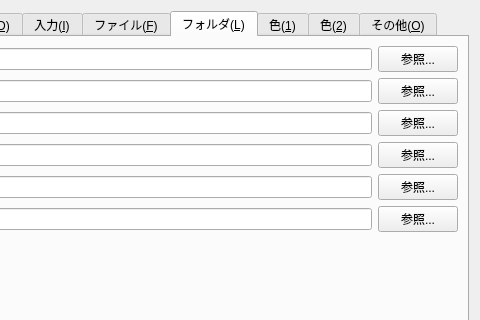
Qt form src/Qt/configdialog.ui (eighttails/PC6001VX) before a commit; both pictures show x 206 to 686 and y 0 to 320 of the 686 by 443 pixel window.
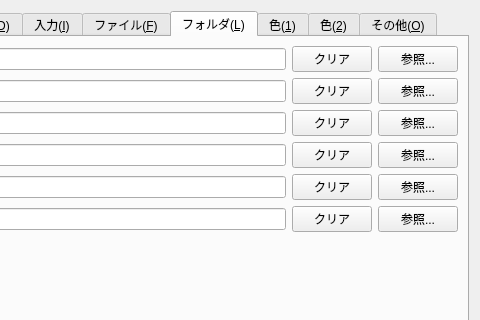
The same form after that commit. The open tabs and pages were chosen to show the change. Custom widgets are drawn as their Qt base class.

Commit message: フォルダ選択設定にクリアボタンを追加

What changed in the file:
```diff
--- a/src/Qt/configdialog.ui
+++ b/src/Qt/configdialog.ui
@@ -947,6 +947,13 @@
        <string>フォルダ(&amp;L)</string>
       </attribute>
       <layout class="QGridLayout" name="gridLayout_12">
+       <item row="4" column="3">
+        <widget class="QPushButton" name="pushButtonRefFolderExtRom">
+         <property name="text">
+          <string>参照...</string>
+         </property>
+        </widget>
+       </item>
        <item row="0" column="0">
         <widget class="QLabel" name="label_50">
          <property name="text">
@@ -960,7 +967,7 @@
        <item row="0" column="1">
         <widget class="QLineEdit" name="lineEditFolderRom"/>
        </item>
-       <item row="0" column="2">
+       <item row="0" column="3">
         <widget class="QPushButton" name="pushButtonRefFolderRom">
          <property name="text">
           <string>参照...</string>
@@ -983,7 +990,7 @@
        <item row="2" column="1">
         <widget class="QLineEdit" name="lineEditFolderDisk"/>
        </item>
-       <item row="1" column="2">
+       <item row="1" column="3">
         <widget class="QPushButton" name="pushButtonRefFolderTape">
          <property name="text">
           <string>参照...</string>
@@ -1000,7 +1007,7 @@
          </property>
         </widget>
        </item>
-       <item row="2" column="2">
+       <item row="2" column="3">
         <widget class="QPushButton" name="pushButtonRefFolderDisk">
          <property name="text">
           <string>参照...</string>
@@ -1020,7 +1027,7 @@
        <item row="6" column="1">
         <widget class="QLineEdit" name="lineEditFolderImg"/>
        </item>
-       <item row="6" column="2">
+       <item row="6" column="3">
         <widget class="QPushButton" name="pushButtonRefFolderImg">
          <property name="text">
           <string>参照...</string>
@@ -1037,7 +1044,7 @@
        <item row="7" column="1">
         <widget class="QLineEdit" name="lineEditFolderWave"/>
        </item>
-       <item row="7" column="2">
+       <item row="7" column="3">
         <widget class="QPushButton" name="pushButtonRefFolderWave">
          <property name="text">
           <string>参照...</string>
@@ -1070,10 +1077,45 @@
        <item row="4" column="1">
         <widget class="QLineEdit" name="lineEditFolderExtRom"/>
        </item>
+       <item row="0" column="2">
+        <widget class="QPushButton" name="pushButtonClearFolderRom">
+         <property name="text">
+          <string>クリア</string>
+         </property>
+        </widget>
+       </item>
+       <item row="1" column="2">
+        <widget class="QPushButton" name="pushButtonClearFolderTape">
+         <property name="text">
+          <string>クリア</string>
+         </property>
+        </widget>
+       </item>
+       <item row="2" column="2">
+        <widget class="QPushButton" name="pushButtonClearFolderDisk">
+         <property name="text">
+          <string>クリア</string>
+         </property>
+        </widget>
+       </item>
        <item row="4" column="2">
-        <widget class="QPushButton" name="pushButtonRefFolderExtRom">
+        <widget class="QPushButton" name="pushButtonClearFolderExtRom">
          <property name="text">
-          <string>参照...</string>
+          <string>クリア</string>
+         </property>
+        </widget>
+       </item>
+       <item row="6" column="2">
+        <widget class="QPushButton" name="pushButtonClearFolderImg">
+         <property name="text">
+          <string>クリア</string>
+         </property>
+        </widget>
+       </item>
+       <item row="7" column="2">
+        <widget class="QPushButton" name="pushButtonClearFolderWave">
+         <property name="text">
+          <string>クリア</string>
          </property>
         </widget>
        </item>
```
The commit also changes 2 other files.
